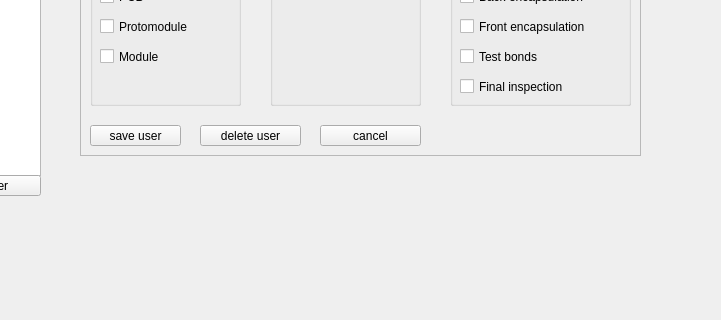
First picture: the form in pages_ui/view_users.ui, repository IncandelaLab/SharedUI, before the edit; both pictures show x 290 to 1011 and y 255 to 575 of the 1097 by 705 pixel window.
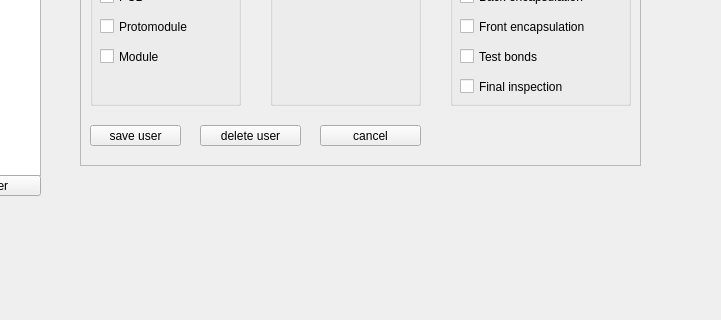
Second picture: the form after the edit.

Diff of the .ui file:
```diff
--- a/pages_ui/view_users.ui
+++ b/pages_ui/view_users.ui
@@ -68,7 +68,7 @@
      <x>370</x>
      <y>40</y>
      <width>561</width>
-     <height>371</height>
+     <height>381</height>
     </rect>
    </property>
    <property name="frameShape">
```
